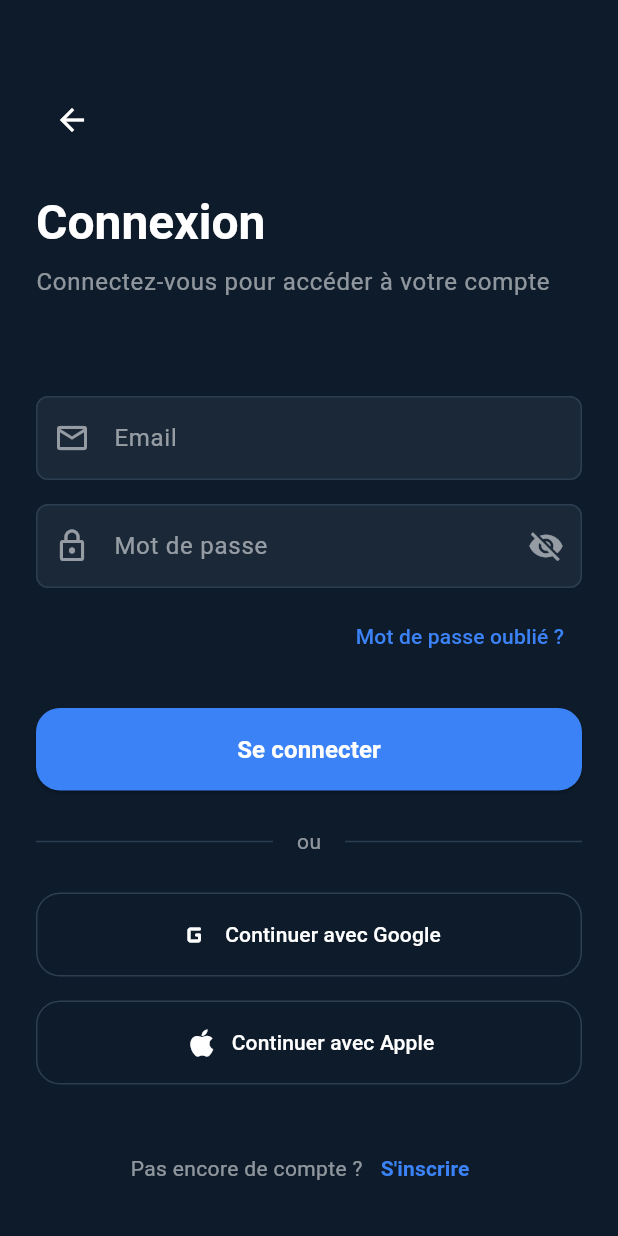
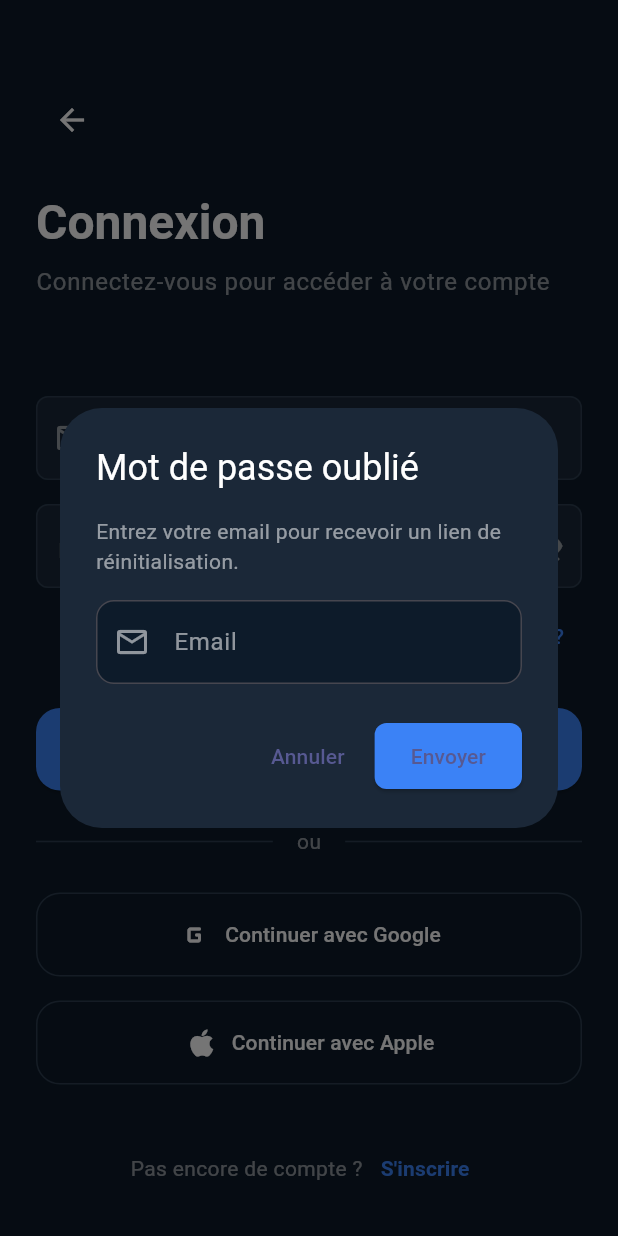
Before and after one commit to Eip-LiftUp/LiftUp-EIP, a Flutter app: the screen it shows after launch, after a tap on "Passer", after a tap on "Mot de passe oublié ?", on a phone screen of 412 x 824 dp. Run offline on Flutter 3.47's test engine with Material 3 defaults, Android fonts, the phone set to English and light mode, and no system bars; our stand-ins replace camera, file_picker, flutter_riverpod, go_router, image_picker, permission_handler and 1 more.

Commit message:
Refactor LoginPage: Enhance login and social login functionalities with user feedback and forgot password dialog

```diff
--- a/client/app/lib/features/auth/presentation/pages/login_page.dart
+++ b/client/app/lib/features/auth/presentation/pages/login_page.dart
@@ -43,9 +43,10 @@ class _LoginPageState extends ConsumerState<LoginPage> {
     // Simulate login delay (frontend only)
     await Future.delayed(const Duration(seconds: 1));
 
-    // Mock successful login
-    ref.read(appStateProvider.notifier).setUserToken('mock_token_123');
-    ref.read(appStateProvider.notifier).setIsAuthenticated(true);
+    // Mock successful login with user data
+    ref.read(appStateProvider.notifier).loginWithMockData(
+      email: _emailController.text,
+    );
 
     setState(() {
       _isLoading = false;
@@ -54,6 +55,90 @@ class _LoginPageState extends ConsumerState<LoginPage> {
     if (mounted) {
       context.go('/home');
     }
+  }
+
+  /// Handle social login
+  Future<void> _socialLogin(String provider) async {
+    setState(() {
+      _isLoading = true;
+      _errorMessage = null;
+    });
+
+    // Simulate social login delay
+    await Future.delayed(const Duration(milliseconds: 800));
+
+    // Mock successful social login
+    ref.read(appStateProvider.notifier).loginWithMockData();
+
+    setState(() {
+      _isLoading = false;
+    });
+
+    if (mounted) {
+      ScaffoldMessenger.of(context).showSnackBar(
+        SnackBar(
+          content: Text('Connexion avec $provider réussie !'),
+          backgroundColor: AppColors.secondary,
+        ),
+      );
+      context.go('/home');
+    }
+  }
+
+  /// Show forgot password dialog
+  void _showForgotPasswordDialog() {
+    final emailController = TextEditingController(text: _emailController.text);
+    showDialog(
+      context: context,
+      builder: (context) => AlertDialog(
+        backgroundColor: AppColors.cardBackground,
+        title: const Text('Mot de passe oublié', style: TextStyle(color: AppColors.textPrimary)),
+        content: Column(
+          mainAxisSize: MainAxisSize.min,
+          children: [
+            const Text(
+              'Entrez votre email pour recevoir un lien de réinitialisation.',
+              style: TextStyle(color: AppColors.textSecondary),
+            ),
+            const SizedBox(height: 16),
+            TextField(
+              controller: emailController,
+              style: const TextStyle(color: AppColors.textPrimary),
+              decoration: InputDecoration(
+                labelText: 'Email',
+                labelStyle: const TextStyle(color: AppColors.textSecondary),
+                prefixIcon: const Icon(Icons.email_outlined, color: AppColors.textSecondary),
+                filled: true,
+                fillColor: AppColors.background,
+                border: OutlineInputBorder(
+                  borderRadius: BorderRadius.circular(12),
+                  borderSide: const BorderSide(color: AppColors.navBarBorder),
+                ),
+              ),
+            ),
+          ],
+        ),
+        actions: [
+          TextButton(
+            onPressed: () => Navigator.of(context).pop(),
+            child: const Text('Annuler'),
+          ),
+          ElevatedButton(
+            onPressed: () {
+              Navigator.of(context).pop();
+              ScaffoldMessenger.of(context).showSnackBar(
+                const SnackBar(
+                  content: Text('Email de réinitialisation envoyé (mock)'),
+                  backgroundColor: AppColors.secondary,
+                ),
+              );
+            },
+            style: ElevatedButton.styleFrom(backgroundColor: AppColors.primary),
+            child: const Text('Envoyer'),
+          ),
+        ],
+      ),
+    );
   }
 
   @override
@@ -199,9 +284,7 @@ class _LoginPageState extends ConsumerState<LoginPage> {
           Align(
             alignment: Alignment.centerRight,
             child: TextButton(
-              onPressed: () {
-                // TODO: Implement forgot password
-              },
+              onPressed: _showForgotPasswordDialog,
               child: const Text(
                 'Mot de passe oublié ?',
                 style: TextStyle(color: AppColors.primary),
@@ -325,9 +408,7 @@ class _LoginPageState extends ConsumerState<LoginPage> {
         _SocialLoginButton(
           icon: Icons.g_mobiledata_rounded,
           label: 'Continuer avec Google',
-          onPressed: () {
-            // TODO: Implement Google login
-          },
+          onPressed: _isLoading ? () {} : () => _socialLogin('Google'),
         ),
         const SizedBox(height: AppConstants.spacingM),
 
@@ -335,9 +416,7 @@ class _LoginPageState extends ConsumerState<LoginPage> {
         _SocialLoginButton(
           icon: Icons.apple,
           label: 'Continuer avec Apple',
-          onPressed: () {
-            // TODO: Implement Apple login
-          },
+          onPressed: _isLoading ? () {} : () => _socialLogin('Apple'),
         ),
       ],
     );
```
